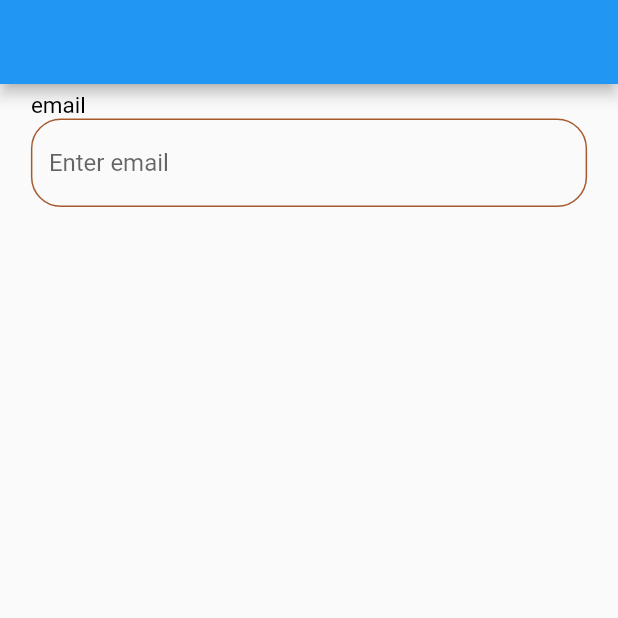
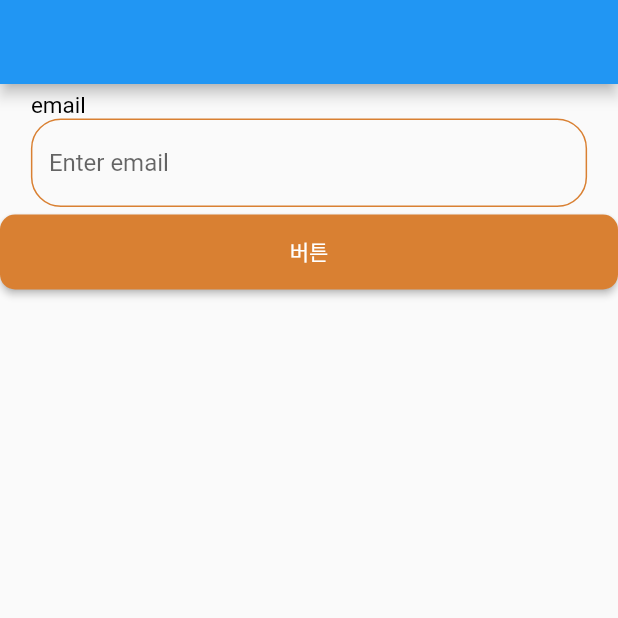
Before and after one commit to S-Sojung/group-buying-frontend, a Flutter app: the screen it shows after launch, on a phone screen of 412 x 824 dp, the top half of it. Run offline on Flutter 3.47's test engine with Material 2 defaults, Android fonts, the phone set to English and light mode, and no system bars; our stand-ins replace dio, flutter_riverpod, flutter_secure_storage, logger, validators; Roboto replaces fonts that are missing (HallymGothic).

Commit message:
Feat: donut_button Component 생성

```diff
--- a/lib/main.dart
+++ b/lib/main.dart
@@ -1,5 +1,6 @@
 import 'package:donut/core/constants/style.dart';
 import 'package:donut/core/utils/validator_util.dart';
+import 'package:donut/views/components/donut_button.dart';
 import 'package:donut/views/components/donut_text_form_field.dart';
 import 'package:flutter/material.dart';
 
@@ -31,7 +32,11 @@ class HomePage extends StatelessWidget {
       appBar: AppBar(),
       body: Column(
         children: [
-          DonutTextFormField(title: "email", hint: "email", funValidator: validateTitle())
+          DonutTextFormField(title: "email", hint: "email", funValidator: validateTitle()),
+          DonutButton(text: "버튼", funPageRoute: () {
+
+            }
+            )
         ],
       )
     );
--- /dev/null
+++ b/lib/views/components/donut_button.dart
@@ -0,0 +1,25 @@
+import 'package:donut/core/constants/size.dart';
+import 'package:donut/core/constants/theme.dart';
+import 'package:flutter/material.dart';
+
+class DonutButton extends StatelessWidget {
+  final String text;
+  final funPageRoute;
+
+  const DonutButton({required this.text, required this.funPageRoute});
+
+  @override
+  Widget build(BuildContext context) {
+    return ElevatedButton(
+      style: ElevatedButton.styleFrom(
+        backgroundColor: donutColorBasic,
+        minimumSize: Size(double.infinity, 50),
+        shape: RoundedRectangleBorder(
+          borderRadius: BorderRadius.circular(10),
+        ),
+      ),
+      onPressed: funPageRoute,
+      child: Text("$text"),
+    );
+  }
+}
--- a/lib/views/components/donut_text_form_field.dart
+++ b/lib/views/components/donut_text_form_field.dart
@@ -32,19 +32,19 @@ class DonutTextFormField extends StatelessWidget {
             decoration: InputDecoration(
               hintText: "Enter $hint",
               enabledBorder: OutlineInputBorder(
-                borderSide: const BorderSide(color: donutColorBase),
+                borderSide: const BorderSide(color: donutColorBasic),
                 borderRadius: BorderRadius.circular(20),
               ),
               focusedBorder: OutlineInputBorder(
-                borderSide: const BorderSide(color: donutColorBase),
+                borderSide: const BorderSide(color: donutColorBasic),
                 borderRadius: BorderRadius.circular(20),
               ),
               errorBorder: OutlineInputBorder(
-                borderSide: const BorderSide(color: donutColorBase),
+                borderSide: const BorderSide(color: donutColorBasic),
                 borderRadius: BorderRadius.circular(20),
               ),
               focusedErrorBorder: OutlineInputBorder(
-                borderSide: const BorderSide(color: donutColorBase),
+                borderSide: const BorderSide(color: donutColorBasic),
                 borderRadius: BorderRadius.circular(20),
               ),
             ),
```
